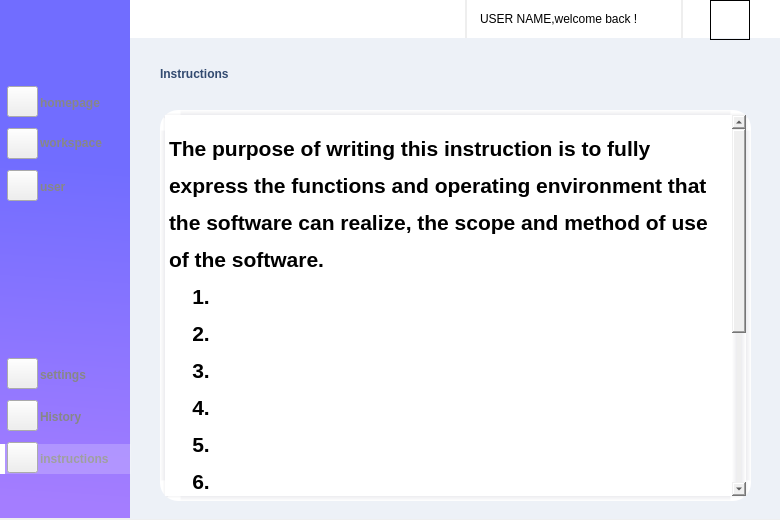
Qt form suggestion.ui (jimmyss/HelmetPanel) before a commit.
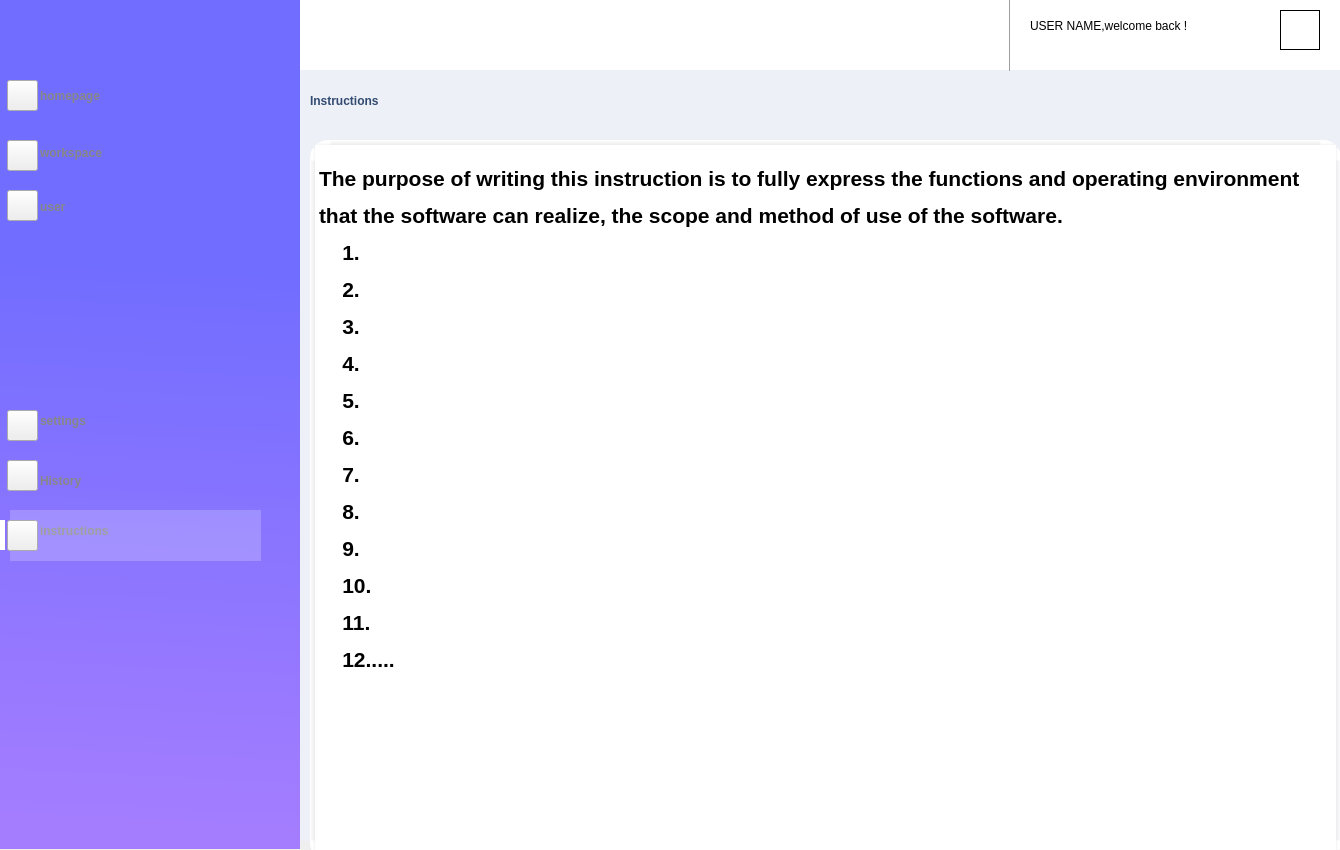
The same form after that commit. Icons and pictures are not drawn.

Diff of the .ui file:
```diff
--- a/suggestion.ui
+++ b/suggestion.ui
@@ -6,8 +6,8 @@
    <rect>
     <x>0</x>
     <y>0</y>
-    <width>780</width>
-    <height>520</height>
+    <width>1340</width>
+    <height>850</height>
    </rect>
   </property>
   <property name="windowTitle">
@@ -18,8 +18,8 @@
     <rect>
      <x>40</x>
      <y>176</y>
-     <width>101</width>
-     <height>21</height>
+     <width>171</width>
+     <height>61</height>
     </rect>
    </property>
    <property name="styleSheet">
@@ -35,7 +35,7 @@
    <property name="geometry">
     <rect>
      <x>7</x>
-     <y>400</y>
+     <y>460</y>
      <width>31</width>
      <height>31</height>
     </rect>
@@ -50,10 +50,10 @@
   <widget class="QLabel" name="label_botom">
    <property name="geometry">
     <rect>
-     <x>130</x>
-     <y>38</y>
-     <width>651</width>
-     <height>481</height>
+     <x>300</x>
+     <y>70</y>
+     <width>1041</width>
+     <height>771</height>
     </rect>
    </property>
    <property name="styleSheet">
@@ -67,7 +67,7 @@
    <property name="geometry">
     <rect>
      <x>7</x>
-     <y>170</y>
+     <y>190</y>
      <width>31</width>
      <height>31</height>
     </rect>
@@ -83,7 +83,7 @@
    <property name="geometry">
     <rect>
      <x>7</x>
-     <y>442</y>
+     <y>520</y>
      <width>31</width>
      <height>31</height>
     </rect>
@@ -100,8 +100,8 @@
     <rect>
      <x>40</x>
      <y>132</y>
-     <width>101</width>
-     <height>21</height>
+     <width>171</width>
+     <height>41</height>
     </rect>
    </property>
    <property name="styleSheet">
@@ -117,9 +117,9 @@
    <property name="geometry">
     <rect>
      <x>40</x>
-     <y>448</y>
-     <width>101</width>
-     <height>21</height>
+     <y>490</y>
+     <width>221</width>
+     <height>81</height>
     </rect>
    </property>
    <property name="styleSheet">
@@ -135,7 +135,7 @@
    <property name="geometry">
     <rect>
      <x>7</x>
-     <y>358</y>
+     <y>410</y>
      <width>31</width>
      <height>31</height>
     </rect>
@@ -151,10 +151,10 @@
   <widget class="QLabel" name="label_white1">
    <property name="geometry">
     <rect>
-     <x>5</x>
-     <y>444</y>
-     <width>126</width>
-     <height>30</height>
+     <x>10</x>
+     <y>510</y>
+     <width>251</width>
+     <height>51</height>
     </rect>
    </property>
    <property name="styleSheet">
@@ -167,10 +167,10 @@
   <widget class="QLabel" name="label_name">
    <property name="geometry">
     <rect>
-     <x>160</x>
-     <y>58</y>
-     <width>351</width>
-     <height>31</height>
+     <x>310</x>
+     <y>60</y>
+     <width>431</width>
+     <height>81</height>
     </rect>
    </property>
    <property name="styleSheet">
@@ -186,7 +186,7 @@
    <property name="geometry">
     <rect>
      <x>7</x>
-     <y>86</y>
+     <y>80</y>
      <width>31</width>
      <height>31</height>
     </rect>
@@ -202,9 +202,9 @@
    <property name="geometry">
     <rect>
      <x>40</x>
-     <y>364</y>
-     <width>101</width>
-     <height>21</height>
+     <y>400</y>
+     <width>171</width>
+     <height>41</height>
     </rect>
    </property>
    <property name="styleSheet">
@@ -216,27 +216,11 @@
     <string>settings</string>
    </property>
   </widget>
-  <widget class="QLabel" name="label_line1">
-   <property name="geometry">
-    <rect>
-     <x>465</x>
-     <y>-2</y>
-     <width>2</width>
-     <height>40</height>
-    </rect>
-   </property>
-   <property name="styleSheet">
-    <string notr="true">background-color: rgb(238, 238, 238);</string>
-   </property>
-   <property name="text">
-    <string/>
-   </property>
-  </widget>
   <widget class="QPushButton" name="pushButton_2">
    <property name="geometry">
     <rect>
      <x>7</x>
-     <y>128</y>
+     <y>140</y>
      <width>31</width>
      <height>31</height>
     </rect>
@@ -269,9 +253,9 @@
    <property name="geometry">
     <rect>
      <x>40</x>
-     <y>92</y>
-     <width>101</width>
-     <height>21</height>
+     <y>80</y>
+     <width>161</width>
+     <height>31</height>
     </rect>
    </property>
    <property name="styleSheet">
@@ -286,10 +270,10 @@
   <widget class="QLabel" name="label_welcome">
    <property name="geometry">
     <rect>
-     <x>480</x>
-     <y>-2</y>
-     <width>211</width>
-     <height>41</height>
+     <x>1030</x>
+     <y>0</y>
+     <width>251</width>
+     <height>51</height>
     </rect>
    </property>
    <property name="styleSheet">
@@ -299,29 +283,13 @@
     <string>USER NAME,welcome back !</string>
    </property>
   </widget>
-  <widget class="QLabel" name="label_line2">
-   <property name="geometry">
-    <rect>
-     <x>681</x>
-     <y>-2</y>
-     <width>2</width>
-     <height>40</height>
-    </rect>
-   </property>
-   <property name="styleSheet">
-    <string notr="true">background-color: rgb(238, 238, 238);</string>
-   </property>
-   <property name="text">
-    <string/>
-   </property>
-  </widget>
   <widget class="QLabel" name="label_left">
    <property name="geometry">
     <rect>
      <x>-1</x>
      <y>-2</y>
-     <width>140</width>
-     <height>520</height>
+     <width>301</width>
+     <height>851</height>
     </rect>
    </property>
    <property name="styleSheet">
@@ -335,9 +303,9 @@
    <property name="geometry">
     <rect>
      <x>40</x>
-     <y>406</y>
-     <width>101</width>
-     <height>21</height>
+     <y>450</y>
+     <width>181</width>
+     <height>61</height>
     </rect>
    </property>
    <property name="styleSheet">
@@ -352,10 +320,10 @@
   <widget class="QLabel" name="label_top">
    <property name="geometry">
     <rect>
-     <x>130</x>
-     <y>-2</y>
-     <width>650</width>
-     <height>40</height>
+     <x>300</x>
+     <y>0</y>
+     <width>1041</width>
+     <height>70</height>
     </rect>
    </property>
    <property name="styleSheet">
@@ -369,7 +337,7 @@
    <property name="geometry">
     <rect>
      <x>0</x>
-     <y>444</y>
+     <y>520</y>
      <width>5</width>
      <height>30</height>
     </rect>
@@ -384,10 +352,10 @@
   <widget class="QTextEdit" name="textEdit">
    <property name="geometry">
     <rect>
-     <x>160</x>
-     <y>110</y>
-     <width>591</width>
-     <height>391</height>
+     <x>310</x>
+     <y>140</y>
+     <width>1031</width>
+     <height>721</height>
     </rect>
    </property>
    <property name="styleSheet">
@@ -402,8 +370,8 @@
     <string>&lt;!DOCTYPE HTML PUBLIC &quot;-//W3C//DTD HTML 4.0//EN&quot; &quot;http://www.w3.org/TR/REC-html40/strict.dtd&quot;&gt;
 &lt;html&gt;&lt;head&gt;&lt;meta name=&quot;qrichtext&quot; content=&quot;1&quot; /&gt;&lt;style type=&quot;text/css&quot;&gt;
 p, li { white-space: pre-wrap; }
-&lt;/style&gt;&lt;/head&gt;&lt;body style=&quot; font-family:'.AppleSystemUIFont'; font-size:13pt; font-weight:400; font-style:normal;&quot;&gt;
-&lt;p style=&quot;-qt-paragraph-type:empty; margin-top:0px; margin-bottom:0px; margin-left:0px; margin-right:0px; -qt-block-indent:0; text-indent:0px; font-family:'.AppleSystemUIFont';&quot;&gt;&lt;br /&gt;&lt;/p&gt;
+&lt;/style&gt;&lt;/head&gt;&lt;body style=&quot; font-family:'SimSun'; font-size:9pt; font-weight:400; font-style:normal;&quot;&gt;
+&lt;p style=&quot;-qt-paragraph-type:empty; margin-top:0px; margin-bottom:0px; margin-left:0px; margin-right:0px; -qt-block-indent:0; text-indent:0px; font-family:'.AppleSystemUIFont'; font-size:13pt;&quot;&gt;&lt;br /&gt;&lt;/p&gt;
 &lt;p style=&quot; margin-top:0px; margin-bottom:0px; margin-left:0px; margin-right:0px; -qt-block-indent:0; text-indent:0px;&quot;&gt;&lt;span style=&quot; font-family:'.AppleSystemUIFont'; font-size:24pt; font-weight:600; vertical-align:super;&quot;&gt;The purpose of writing this instruction is to fully express the functions and operating environment that the software can realize, the scope and method of use of the software.&lt;/span&gt;&lt;/p&gt;
 &lt;p style=&quot; margin-top:0px; margin-bottom:0px; margin-left:0px; margin-right:0px; -qt-block-indent:0; text-indent:0px;&quot;&gt;&lt;span style=&quot; font-family:'.AppleSystemUIFont'; font-size:24pt; font-weight:600; vertical-align:super;&quot;&gt;    1.&lt;/span&gt;&lt;/p&gt;
 &lt;p style=&quot; margin-top:0px; margin-bottom:0px; margin-left:0px; margin-right:0px; -qt-block-indent:0; text-indent:0px;&quot;&gt;&lt;span style=&quot; font-family:'.AppleSystemUIFont'; font-size:24pt; font-weight:600; vertical-align:super;&quot;&gt;    2.&lt;/span&gt;&lt;/p&gt;
@@ -423,8 +391,8 @@
   <widget class="QPushButton" name="pushButton_portrait">
    <property name="geometry">
     <rect>
-     <x>710</x>
-     <y>0</y>
+     <x>1280</x>
+     <y>10</y>
      <width>40</width>
      <height>40</height>
     </rect>
@@ -439,13 +407,24 @@
     <string/>
    </property>
   </widget>
+  <widget class="Line" name="line">
+   <property name="geometry">
+    <rect>
+     <x>1000</x>
+     <y>-10</y>
+     <width>20</width>
+     <height>81</height>
+    </rect>
+   </property>
+   <property name="orientation">
+    <enum>Qt::Vertical</enum>
+   </property>
+  </widget>
   <zorder>label_left</zorder>
   <zorder>label_top</zorder>
   <zorder>label_white2</zorder>
   <zorder>label_botom</zorder>
   <zorder>label_home</zorder>
-  <zorder>label_line1</zorder>
-  <zorder>label_line2</zorder>
   <zorder>label_noti</zorder>
   <zorder>label_sett</zorder>
   <zorder>label_sugg</zorder>
@@ -463,6 +442,7 @@
   <zorder>label_suggest</zorder>
   <zorder>textEdit</zorder>
   <zorder>pushButton_portrait</zorder>
+  <zorder>line</zorder>
  </widget>
  <resources/>
  <connections/>
```
